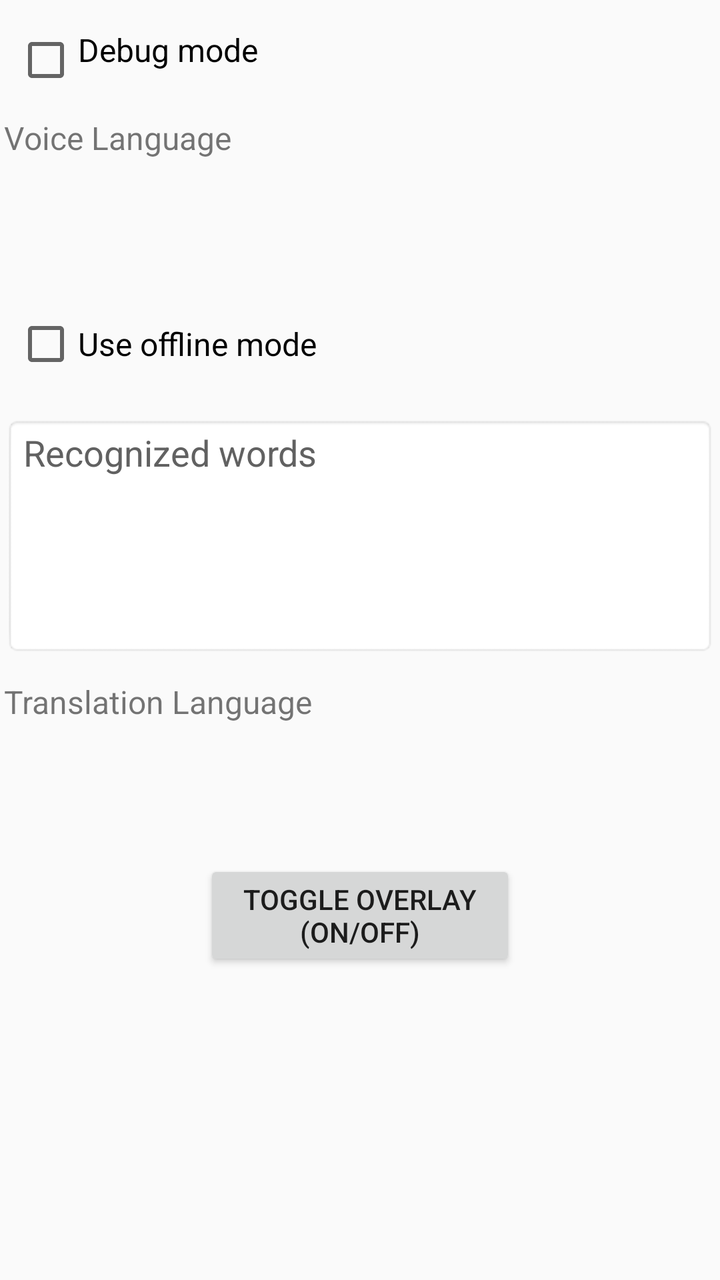
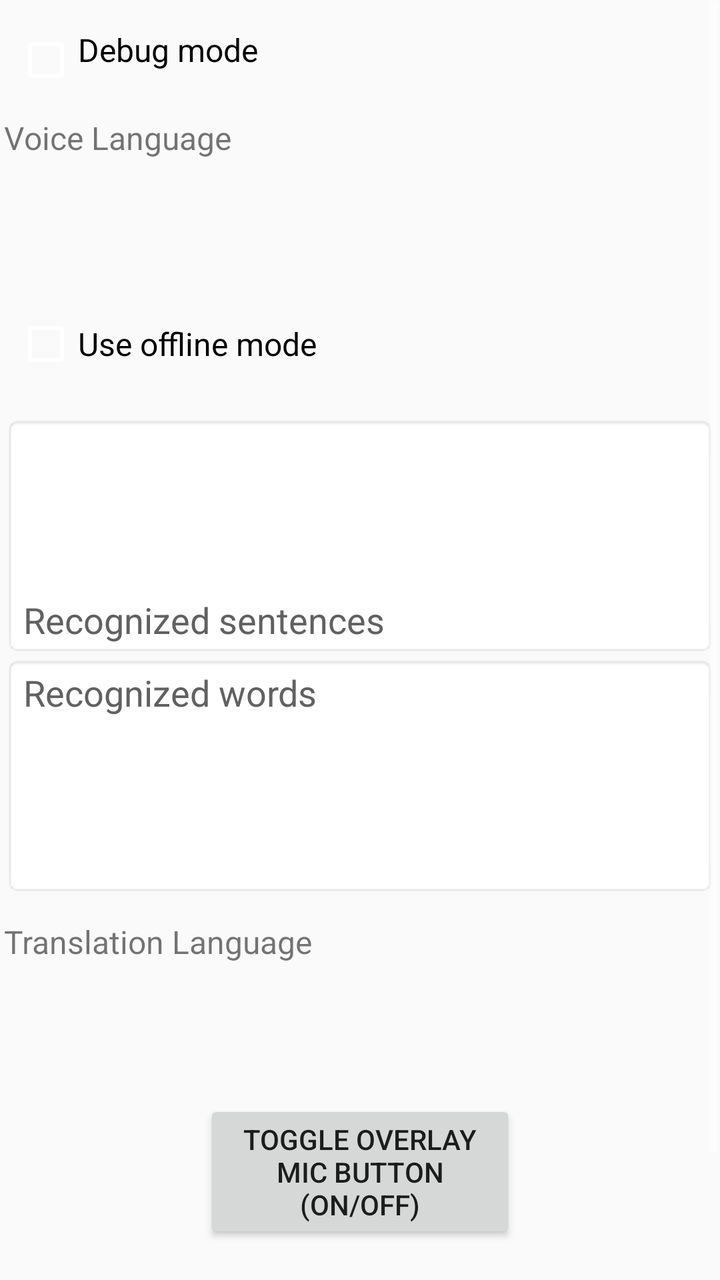

Two renders of the same Android screen: before a commit and after it. Below are the layout's source before the change and the commit's diff.
<!-- AndroidManifest.xml: application theme AppTheme -->
<!-- res/layout/activity_main.xml -->
<?xml version="1.0" encoding="utf-8"?>

<ScrollView xmlns:android="http://schemas.android.com/apk/res/android"
    xmlns:tools="http://schemas.android.com/tools"
    android:id="@+id/root"
    android:layout_width="fill_parent"
    android:layout_height="wrap_content"
    android:layout_marginLeft="5dp"
    android:layout_marginRight="5dp"
    android:layout_gravity="center_horizontal"
    android:orientation="vertical"
    android:padding="1dp"
    android:fillViewport="false"
    >
    <TableLayout
        android:layout_width="match_parent"
        android:layout_height="wrap_content"
        android:paddingLeft="1dp"
        android:paddingRight="1dp"
        android:paddingTop="1dp"
        android:paddingBottom="1dp"
        tools:context=".MainActivity"
        >
        <View
            android:layout_width="match_parent"
            android:layout_height="12sp"
            />
        <CheckBox
            android:id="@+id/checkbox_debug_mode"
            android:text="Debug mode"
            android:minHeight="32dp"
            android:padding="0dp"
            android:gravity="start"
            android:textAlignment="gravity"
            android:textSize="16sp"
            android:layout_width="wrap_content"
            android:layout_height="wrap_content"
            android:layout_marginStart="5dp"
            android:layout_marginTop="0dp"
            android:layout_marginEnd="5dp"
            android:layout_marginBottom="0dp"
            android:checked="false"
            />
        <View
            android:layout_width="match_parent"
            android:layout_height="12sp"
            />
        <TableRow>
            <TextView
                android:id="@+id/textview_text1"
                android:text="@string/voice_language"
                android:gravity="start"
                android:textSize="16sp"
                android:textAlignment="gravity"
                android:layout_width="wrap_content"
                android:layout_height="40dp"
                />

            <Spinner
                android:id="@+id/spinner_src_languages"
                android:contentDescription="@string/spinner_src_languages"
                android:spinnerMode="dropdown"
                android:backgroundTint="@color/colorPrimary"
                android:gravity="start"
                android:textAlignment="gravity"
                android:minHeight="40dp"
                android:layout_marginStart="12dp"
                android:layout_width="228dp"
                android:layout_height="wrap_content"
                />
        </TableRow>
        <TextView
            android:id="@+id/textview_src_dialect"
            android:textSize="14sp"
            android:gravity="center"
            android:textAlignment="gravity"
            android:layout_width="wrap_content"
            android:layout_height="wrap_content"
            />
        <TextView
            android:id="@+id/textview_src"
            android:textSize="14sp"
            android:gravity="center"
            android:textAlignment="gravity"
            android:layout_width="wrap_content"
            android:layout_height="wrap_content"
            />
        <View
            android:layout_width="match_parent"
            android:layout_height="12sp"
            />
        <TableRow
            android:layout_width="match_parent"
            android:layout_height="wrap_content">
            <CheckBox
                android:id="@+id/checkbox_offline_mode"
                android:layout_width="wrap_content"
                android:layout_height="48dp"
                android:layout_marginStart="5dp"
                android:gravity="center_vertical"
                android:padding="0dp"
                android:text="@string/use_offline_mode"
                android:textSize="16sp"
                />
            <Button
                android:id="@+id/button_download_language"
                android:layout_width="wrap_content"
                android:layout_height="wrap_content"
                android:layout_marginStart="8dp"
                android:layout_marginEnd="5dp"
                android:paddingStart="2dp"
                android:paddingEnd="2dp"
                android:minWidth="0dp"
                android:text="@string/download_language"
                android:textSize="14sp"
                android:visibility="gone"
                />
        </TableRow>
        <View
            android:layout_width="match_parent"
            android:layout_height="12sp"
            />
        <EditText
            android:id="@+id/voice_text"
            android:layout_width="match_parent"
            android:layout_height="120dp"
            android:autofillHints=""
            android:background="@android:drawable/editbox_background"
            android:gravity="start"
            android:focusable="false"
            android:focusableInTouchMode="true"
            android:hint="@string/recognized_words"
            android:maxLines="3"
            android:textSize="18sp"
            android:textAlignment="gravity"
            android:textColorHint="#616161"
            tools:ignore="LabelFor,TextFields"
            />
        <View
            android:layout_width="match_parent"
            android:layout_height="12sp"
            />
        <TableRow>
            <TextView
                android:id="@+id/textview_text2"
                android:layout_width="wrap_content"
                android:layout_height="40dp"
                android:gravity="start"
                android:text="@string/translation_language"
                android:textAlignment="gravity"
                android:textSize="16sp"
                />

            <Spinner
                android:id="@+id/spinner_dst_languages"
                android:contentDescription="@string/spinner_dst_languages"
                android:spinnerMode="dropdown"
                android:backgroundTint="@color/colorPrimary"
                android:gravity="start"
                android:textAlignment="gravity"
                android:minHeight="40dp"
                android:layout_marginStart="12dp"
                android:layout_width="228dp"
                android:layout_height="wrap_content"
                />
        </TableRow>
        <TextView
            android:id="@+id/textview_dst_dialect"
            android:textSize="14sp"
            android:gravity="center"
            android:textAlignment="gravity"
            android:layout_width="wrap_content"
            android:layout_height="wrap_content"
            />
        <TextView
            android:id="@+id/textview_dst"
            android:textSize="14sp"
            android:gravity="center"
            android:textAlignment="gravity"
            android:layout_width="wrap_content"
            android:layout_height="wrap_content"
            />
        <View
            android:layout_width="match_parent"
            android:layout_height="12sp"
            />
        <Button
            android:id="@+id/button_toggle_overlay"
            android:layout_marginLeft="100dp"
            android:layout_marginRight="100dp"
            android:layout_height="wrap_content"
            android:layout_width="wrap_content"
            android:text="@string/toggle_overlay"
            android:textSize="14sp"
            />
        <View
            android:layout_width="match_parent"
            android:layout_height="12sp"
            />
        <TextView
            android:id="@+id/textview_recognizing"
            android:textSize="14sp"
            android:gravity="center"
            android:textAlignment="gravity"
            android:layout_width="wrap_content"
            android:layout_height="wrap_content"
            />
        <TextView
            android:id="@+id/textview_overlaying"
            android:textSize="14sp"
            android:gravity="center"
            android:textAlignment="gravity"
            android:layout_width="wrap_content"
            android:layout_height="wrap_content"
            />
        <TextView
            android:id="@+id/textview_debug"
            android:textSize="14sp"
            android:gravity="center"
            android:textAlignment="gravity"
            android:layout_width="wrap_content"
            android:layout_height="wrap_content"
            />
        <TextView
            android:id="@+id/textview_output_messages"
            android:textSize="14sp"
            android:gravity="center"
            android:textAlignment="gravity"
            android:layout_width="wrap_content"
            android:layout_height="wrap_content"
            />
    </TableLayout>
</ScrollView>
<!-- resources referenced by this layout -->
<resources>
  <color name="colorPrimary">#6200EE</color>
  <string name="download_language">DOWNLOAD LANGUAGE</string>
  <string name="recognized_words">Recognized words</string>
  <string name="spinner_dst_languages">spinner_dst_languages</string>
  <string name="spinner_src_languages">spinner_src_languages</string>
  <string name="toggle_overlay">Toggle Overlay\n(ON/OFF)</string>
  <string name="translation_language">Translation Language</string>
  <string name="use_offline_mode">Use offline mode</string>
  <string name="voice_language">Voice Language</string>
  <style name="AppTheme" parent="Theme.AppCompat.Light.DarkActionBar">
          
          <item name="colorPrimary">@color/colorPrimary</item>
          <item name="colorPrimaryDark">@color/colorPrimaryDark</item>
          <item name="colorAccent">@color/colorAccent</item>
      </style>
  <color name="colorPrimaryDark">#3700B3</color>
  <color name="colorAccent">#03DAC5</color>
</resources>

<!-- the commit's change to res/layout/activity_main.xml (unified diff, before → after) -->
@@ -55,12 +55,11 @@
                 android:layout_width="wrap_content"
                 android:layout_height="40dp"
                 />
-
             <Spinner
                 android:id="@+id/spinner_src_languages"
                 android:contentDescription="@string/spinner_src_languages"
                 android:spinnerMode="dropdown"
-                android:backgroundTint="@color/colorPrimary"
+                android:backgroundTint="@color/colorPrimaryDark"
                 android:gravity="start"
                 android:textAlignment="gravity"
                 android:minHeight="40dp"
@@ -121,6 +120,22 @@
             android:layout_height="12sp"
             />
         <EditText
+            android:id="@+id/full_voice_text"
+            android:layout_width="match_parent"
+            android:layout_height="120dp"
+            android:autofillHints=""
+            android:background="@android:drawable/editbox_background"
+            android:gravity="bottom"
+            android:focusable="false"
+            android:focusableInTouchMode="true"
+            android:hint="@string/recognized_sentences"
+            android:maxLines="3"
+            android:textSize="18sp"
+            android:textAlignment="gravity"
+            android:textColorHint="#616161"
+            tools:ignore="LabelFor,TextFields"
+            />
+        <EditText
             android:id="@+id/voice_text"
             android:layout_width="match_parent"
             android:layout_height="120dp"
@@ -150,12 +165,11 @@
                 android:textAlignment="gravity"
                 android:textSize="16sp"
                 />
-
             <Spinner
                 android:id="@+id/spinner_dst_languages"
                 android:contentDescription="@string/spinner_dst_languages"
                 android:spinnerMode="dropdown"
-                android:backgroundTint="@color/colorPrimary"
+                android:backgroundTint="@color/colorPrimaryDark"
                 android:gravity="start"
                 android:textAlignment="gravity"
                 android:minHeight="40dp"
<!-- resource entries referenced after the edit -->
@@ -2,10 +2,11 @@
 <resources>
   <color name="colorPrimary">#6200EE</color>
   <string name="download_language">DOWNLOAD LANGUAGE</string>
+  <string name="recognized_sentences">Recognized sentences</string>
   <string name="recognized_words">Recognized words</string>
   <string name="spinner_dst_languages">spinner_dst_languages</string>
   <string name="spinner_src_languages">spinner_src_languages</string>
-  <string name="toggle_overlay">Toggle Overlay\n(ON/OFF)</string>
+  <string name="toggle_overlay">Toggle Overlay\nMic Button\n(ON/OFF)</string>
   <string name="translation_language">Translation Language</string>
   <string name="use_offline_mode">Use offline mode</string>
   <string name="voice_language">Voice Language</string>
@@ -14,6 +15,9 @@
           <item name="colorPrimary">@color/colorPrimary</item>
           <item name="colorPrimaryDark">@color/colorPrimaryDark</item>
           <item name="colorAccent">@color/colorAccent</item>
+          <item name="colorControlNormal">#FFFFFFFF</item>
+          <item name="colorControlActivated">#FFFFFFFF</item>
+          <item name="colorControlHighlight">#40FFFFFF</item>
       </style>
   <color name="colorPrimaryDark">#3700B3</color>
   <color name="colorAccent">#03DAC5</color>
